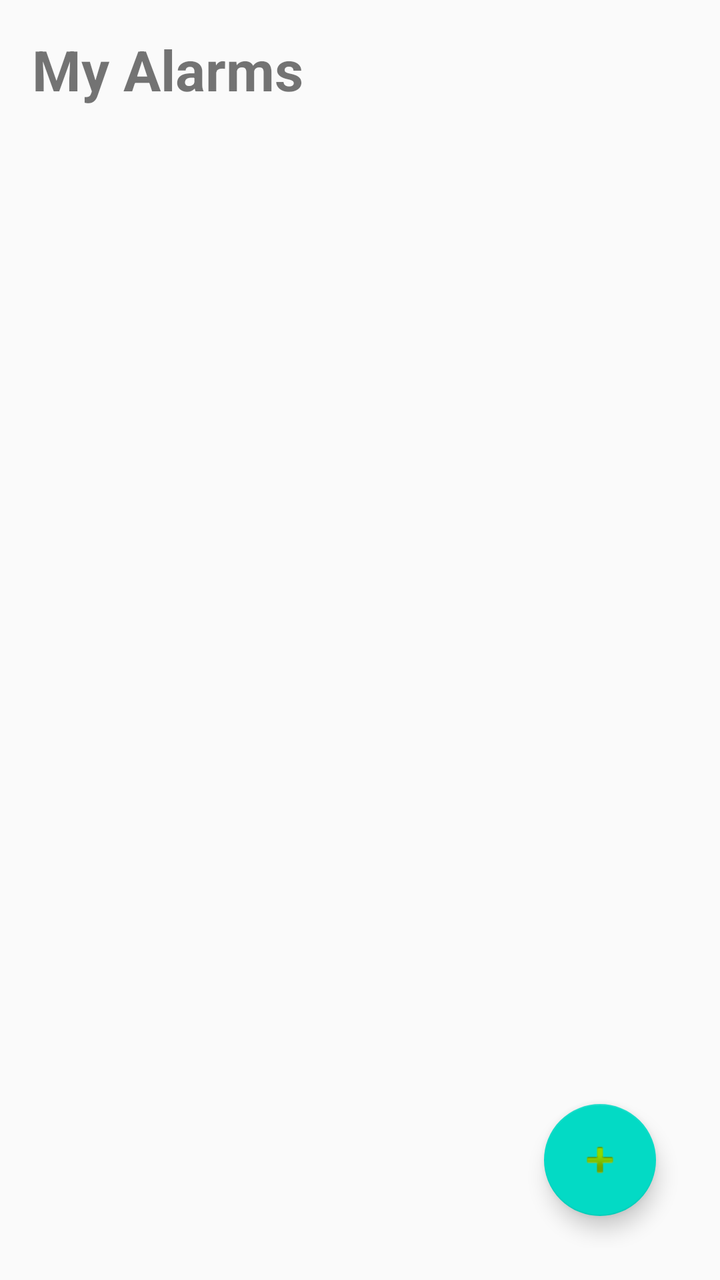
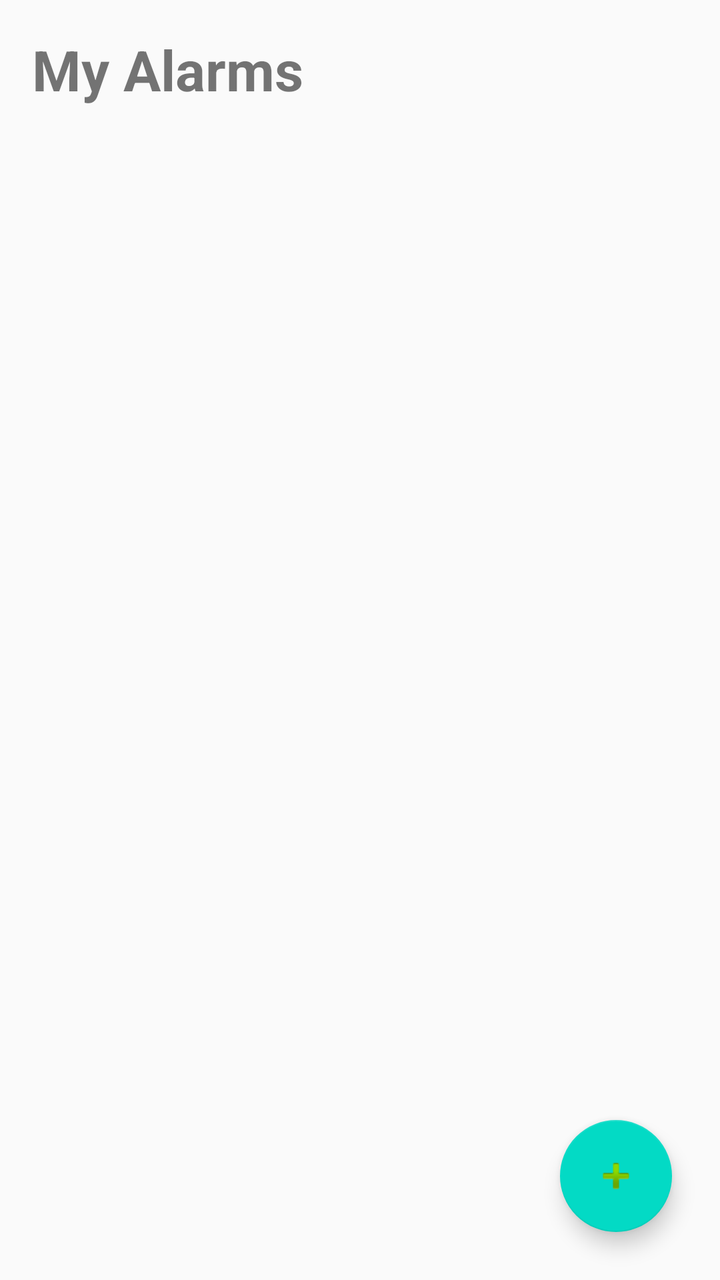

The first picture is an Android layout as it rendered before a commit; the second is the same layout after the commit. The layout source and the unified diff follow.
<!-- AndroidManifest.xml: application theme Theme.StepAlarm -->
<!-- res/layout/activity_main.xml -->
<?xml version="1.0" encoding="utf-8"?>
<LinearLayout xmlns:android="http://schemas.android.com/apk/res/android"
    android:layout_width="match_parent"
    android:layout_height="match_parent"
    android:orientation="vertical"
    android:padding="16dp">

    <TextView
        android:layout_width="wrap_content"
        android:layout_height="wrap_content"
        android:text="@string/my_alarms"
        android:textSize="28sp"
        android:textStyle="bold"
        android:layout_marginBottom="16dp"/>

    <androidx.recyclerview.widget.RecyclerView
        android:id="@+id/alarmsRecyclerView"
        android:layout_width="match_parent"
        android:layout_height="0dp"
        android:layout_weight="1"/>

    <com.google.android.material.floatingactionbutton.FloatingActionButton
        android:id="@+id/addAlarmButton"
        android:layout_width="wrap_content"
        android:layout_height="wrap_content"
        android:layout_gravity="end|bottom"
        android:layout_margin="16dp"
        android:src="@android:drawable/ic_input_add"
        android:contentDescription="@string/add_alarm"/>

</LinearLayout>
<!-- resources referenced by this layout -->
<resources>
  <string name="add_alarm">Add Alarm</string>
  <string name="my_alarms">My Alarms</string>
  <style name="Theme.StepAlarm" parent="Theme.AppCompat.Light.DarkActionBar">
          <item name="colorPrimary">@color/purple_500</item>
          <item name="colorPrimaryDark">@color/purple_700</item>
          <item name="colorAccent">@color/teal_200</item>
      </style>
  <color name="purple_500">#FF6200EE</color>
  <color name="purple_700">#FF3700B3</color>
  <color name="teal_200">#FF03DAC5</color>
</resources>

<!-- the commit's change to res/layout/activity_main.xml (unified diff, before → after) -->
@@ -1,31 +1,47 @@
 <?xml version="1.0" encoding="utf-8"?>
-<LinearLayout xmlns:android="http://schemas.android.com/apk/res/android"
+<androidx.coordinatorlayout.widget.CoordinatorLayout xmlns:android="http://schemas.android.com/apk/res/android"
+    xmlns:app="http://schemas.android.com/apk/res-auto"
     android:layout_width="match_parent"
     android:layout_height="match_parent"
-    android:orientation="vertical"
-    android:padding="16dp">
+    android:fitsSystemWindows="true">
 
-    <TextView
-        android:layout_width="wrap_content"
-        android:layout_height="wrap_content"
-        android:text="@string/my_alarms"
-        android:textSize="28sp"
-        android:textStyle="bold"
-        android:layout_marginBottom="16dp"/>
+    <LinearLayout
+        android:layout_width="match_parent"
+        android:layout_height="match_parent"
+        android:orientation="vertical"
+        android:paddingStart="16dp"
+        android:paddingEnd="16dp"
+        android:paddingTop="16dp"
+        android:paddingBottom="72dp"
+        android:clipToPadding="false">
 
-    <androidx.recyclerview.widget.RecyclerView
-        android:id="@+id/alarmsRecyclerView"
-        android:layout_width="match_parent"
-        android:layout_height="0dp"
-        android:layout_weight="1"/>
+        <TextView
+            android:layout_width="wrap_content"
+            android:layout_height="wrap_content"
+            android:text="@string/my_alarms"
+            android:textSize="28sp"
+            android:textStyle="bold"
+            android:layout_marginBottom="16dp"/>
+
+        <androidx.recyclerview.widget.RecyclerView
+            android:id="@+id/alarmsRecyclerView"
+            android:layout_width="match_parent"
+            android:layout_height="0dp"
+            android:layout_weight="1"
+            android:clipToPadding="false"
+            android:paddingBottom="16dp"/>
+
+    </LinearLayout>
 
     <com.google.android.material.floatingactionbutton.FloatingActionButton
         android:id="@+id/addAlarmButton"
         android:layout_width="wrap_content"
         android:layout_height="wrap_content"
         android:layout_gravity="end|bottom"
-        android:layout_margin="16dp"
+        android:layout_marginEnd="24dp"
+        android:layout_marginBottom="24dp"
         android:src="@android:drawable/ic_input_add"
-        android:contentDescription="@string/add_alarm"/>
+        android:contentDescription="@string/add_alarm"
+        app:layout_behavior="com.google.android.material.behavior.HideBottomViewOnScrollBehavior"/>
 
-</LinearLayout>
+</androidx.coordinatorlayout.widget.CoordinatorLayout>
